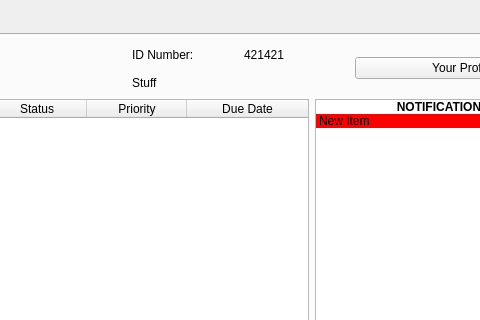
The window that Home.ui (CDDDJ-A-2015/Project) describes before a commit, drawn with Qt 5; both pictures show x 334 to 814 and y 0 to 320 of the 925 by 545 pixel window.
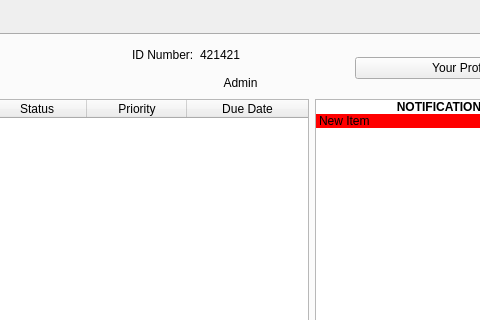
The same window after the commit.

```diff
--- a/Home.ui
+++ b/Home.ui
@@ -53,6 +53,12 @@
                <layout class="QHBoxLayout" name="horizontalLayout_5">
                 <item>
                  <widget class="QLabel" name="lDispID">
+                  <property name="sizePolicy">
+                   <sizepolicy hsizetype="Maximum" vsizetype="Preferred">
+                    <horstretch>0</horstretch>
+                    <verstretch>0</verstretch>
+                   </sizepolicy>
+                  </property>
                   <property name="text">
                    <string>ID Number:</string>
                   </property>
@@ -63,6 +69,9 @@
                   <property name="text">
                    <string>421421</string>
                   </property>
+                  <property name="alignment">
+                   <set>Qt::AlignLeading|Qt::AlignLeft|Qt::AlignVCenter</set>
+                  </property>
                  </widget>
                 </item>
                </layout>
@@ -70,7 +79,10 @@
               <item>
                <widget class="QLabel" name="label_2">
                 <property name="text">
-                 <string>Stuff</string>
+                 <string>Admin</string>
+                </property>
+                <property name="alignment">
+                 <set>Qt::AlignCenter</set>
                 </property>
                </widget>
               </item>
```
Left out of the diff: 4 changed lines with no effect on the pictures.
